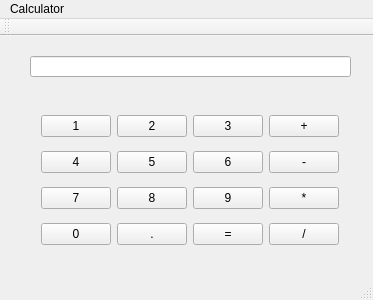
Qt form semester2/4homework/3/calculator.ui (kverty/semester1) before a commit.
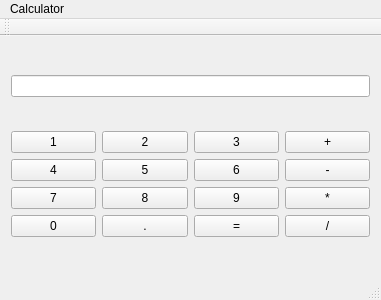
The same form after that commit.

Commit message:
GridLayout corrected now it stretches
code simplified

```diff
--- a/semester2/4homework/3/calculator.ui
+++ b/semester2/4homework/3/calculator.ui
@@ -6,7 +6,7 @@
    <rect>
     <x>0</x>
     <y>0</y>
-    <width>373</width>
+    <width>381</width>
     <height>300</height>
    </rect>
   </property>
@@ -14,66 +14,93 @@
    <string>Calculator</string>
   </property>
   <widget class="QWidget" name="centralWidget">
-   <widget class="QWidget" name="gridLayoutWidget">
-    <property name="geometry">
-     <rect>
-      <x>30</x>
-      <y>60</y>
-      <width>320</width>
-      <height>171</height>
-     </rect>
-    </property>
+   <layout class="QGridLayout" name="gridLayout_2">
+    <item row="0" column="0">
+     <widget class="QLineEdit" name="lineEdit"/>
+    </item>
+    <item row="1" column="0">
     <layout class="QGridLayout" name="gridLayout">
-     <item row="2" column="2">
-      <widget class="QPushButton" name="six">
+      <property name="leftMargin">
+       <number>0</number>
+      </property>
+      <item row="3" column="2">
+       <widget class="QPushButton" name="equal">
        <property name="text">
-        <string>6</string>
+         <string>=</string>
        </property>
       </widget>
      </item>
      <item row="3" column="4">
+       <widget class="QPushButton" name="divide">
+        <property name="text">
+         <string>/</string>
+        </property>
+       </widget>
+      </item>
+      <item row="1" column="1">
+       <widget class="QPushButton" name="five">
+        <property name="text">
+         <string>5</string>
+        </property>
+       </widget>
+      </item>
+      <item row="3" column="0">
+       <widget class="QPushButton" name="zero">
+        <property name="text">
+         <string>0</string>
+        </property>
+       </widget>
+      </item>
+      <item row="3" column="1">
+       <widget class="QPushButton" name="dot">
+        <property name="text">
+         <string>.</string>
+        </property>
+       </widget>
+      </item>
+      <item row="1" column="4">
+       <widget class="QPushButton" name="minus">
+        <property name="text">
+         <string>-</string>
+        </property>
+       </widget>
+      </item>
+      <item row="0" column="2">
+       <widget class="QPushButton" name="three">
+        <property name="text">
+         <string>3</string>
+        </property>
+       </widget>
+      </item>
+      <item row="2" column="4">
       <widget class="QPushButton" name="mult">
        <property name="text">
         <string>*</string>
        </property>
       </widget>
      </item>
-     <item row="3" column="2">
+      <item row="1" column="2">
+       <widget class="QPushButton" name="six">
+        <property name="text">
+         <string>6</string>
+        </property>
+       </widget>
+      </item>
+      <item row="2" column="2">
       <widget class="QPushButton" name="nine">
        <property name="text">
         <string>9</string>
        </property>
       </widget>
      </item>
-     <item row="1" column="1">
-      <widget class="QPushButton" name="two">
-       <property name="text">
-        <string>2</string>
-       </property>
-      </widget>
-     </item>
      <item row="2" column="0">
-      <widget class="QPushButton" name="four">
-       <property name="text">
-        <string>4</string>
-       </property>
-      </widget>
-     </item>
-     <item row="3" column="1">
-      <widget class="QPushButton" name="eight">
-       <property name="text">
-        <string>8</string>
-       </property>
-      </widget>
-     </item>
-     <item row="3" column="0">
       <widget class="QPushButton" name="seven">
        <property name="text">
         <string>7</string>
        </property>
       </widget>
      </item>
-     <item row="1" column="4">
+      <item row="0" column="4">
       <widget class="QPushButton" name="plus">
        <property name="text">
         <string>+</string>
@@ -81,80 +108,43 @@
       </widget>
      </item>
      <item row="1" column="0">
+       <widget class="QPushButton" name="four">
+        <property name="text">
+         <string>4</string>
+        </property>
+       </widget>
+      </item>
+      <item row="2" column="1">
+       <widget class="QPushButton" name="eight">
+        <property name="text">
+         <string>8</string>
+        </property>
+       </widget>
+      </item>
+      <item row="0" column="1">
+       <widget class="QPushButton" name="two">
+        <property name="text">
+         <string>2</string>
+        </property>
+       </widget>
+      </item>
+      <item row="0" column="0">
       <widget class="QPushButton" name="one">
        <property name="text">
         <string>1</string>
        </property>
       </widget>
      </item>
-     <item row="2" column="1">
-      <widget class="QPushButton" name="five">
-       <property name="text">
-        <string>5</string>
-       </property>
-      </widget>
-     </item>
-     <item row="1" column="2">
-      <widget class="QPushButton" name="three">
-       <property name="text">
-        <string>3</string>
-       </property>
-      </widget>
-     </item>
-     <item row="2" column="4">
-      <widget class="QPushButton" name="minus">
-       <property name="text">
-        <string>-</string>
-       </property>
-      </widget>
-     </item>
-     <item row="4" column="0">
-      <widget class="QPushButton" name="zero">
-       <property name="text">
-        <string>0</string>
-       </property>
-      </widget>
-     </item>
-     <item row="4" column="1">
-      <widget class="QPushButton" name="dot">
-       <property name="text">
-        <string>.</string>
-       </property>
-      </widget>
-     </item>
-     <item row="4" column="2">
-      <widget class="QPushButton" name="equal">
-       <property name="text">
-        <string>=</string>
-       </property>
-      </widget>
-     </item>
-     <item row="4" column="4">
-      <widget class="QPushButton" name="divide">
-       <property name="text">
-        <string>/</string>
-       </property>
-      </widget>
-     </item>
-    </layout>
-   </widget>
-   <widget class="QLineEdit" name="lineEdit">
-    <property name="geometry">
-     <rect>
-      <x>30</x>
-      <y>20</y>
-      <width>321</width>
-      <height>21</height>
-     </rect>
-    </property>
-   </widget>
+     </layout>
+    </item>
+   </layout>
   </widget>
   <widget class="QMenuBar" name="menuBar">
    <property name="geometry">
     <rect>
      <x>0</x>
      <y>0</y>
-     <width>373</width>
+     <width>381</width>
      <height>21</height>
     </rect>
    </property>
```
Lines whose indentation alone changed are shown as unchanged. The commit also changes 1 other file.
